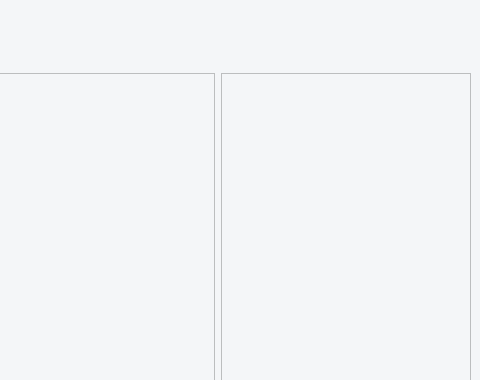
Meliani-Mehdi/simple_qt_sorting_app, file stoking_p.ui: the form before one commit; both pictures show x 800 to 1280 and y 0 to 380 of the 1280 by 720 pixel window.
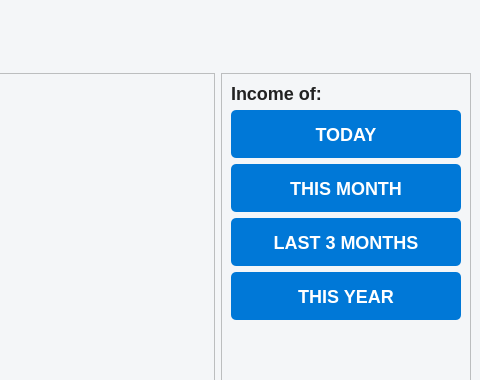
The form after the commit. The open tabs and pages were chosen to show the change.

Commit message: finished the skeleton of project.

```diff
--- a/stoking_p.ui
+++ b/stoking_p.ui
@@ -696,12 +696,123 @@
               <height>16777215</height>
              </size>
             </property>
+            <property name="styleSheet">
+             <string notr="true">QPushButton {
+font-size: 18px;
+font-weight: bold;
+color: #fff;
+}</string>
+            </property>
             <property name="frameShape">
              <enum>QFrame::Shape::StyledPanel</enum>
             </property>
             <property name="frameShadow">
              <enum>QFrame::Shadow::Raised</enum>
             </property>
+            <layout class="QVBoxLayout" name="verticalLayout_3" stretch="0,0,0,0,0,1">
+             <item>
+              <widget class="QLabel" name="label">
+               <property name="styleSheet">
+                <string notr="true">QLabel {
+font-size: 18px;
+font-weight: bold;
+}</string>
+               </property>
+               <property name="text">
+                <string>Income of:</string>
+               </property>
+              </widget>
+             </item>
+             <item>
+              <widget class="QPushButton" name="income_today">
+               <property name="minimumSize">
+                <size>
+                 <width>0</width>
+                 <height>48</height>
+                </size>
+               </property>
+               <property name="maximumSize">
+                <size>
+                 <width>16777215</width>
+                 <height>48</height>
+                </size>
+               </property>
+               <property name="text">
+                <string>TODAY</string>
+               </property>
+              </widget>
+             </item>
+             <item>
+              <widget class="QPushButton" name="income_month">
+               <property name="minimumSize">
+                <size>
+                 <width>0</width>
+                 <height>48</height>
+                </size>
+               </property>
+               <property name="maximumSize">
+                <size>
+                 <width>16777215</width>
+                 <height>48</height>
+                </size>
+               </property>
+               <property name="text">
+                <string>THIS MONTH</string>
+               </property>
+              </widget>
+             </item>
+             <item>
+              <widget class="QPushButton" name="income_3months">
+               <property name="minimumSize">
+                <size>
+                 <width>0</width>
+                 <height>48</height>
+                </size>
+               </property>
+               <property name="maximumSize">
+                <size>
+                 <width>16777215</width>
+                 <height>48</height>
+                </size>
+               </property>
+               <property name="text">
+                <string>LAST 3 MONTHS</string>
+               </property>
+              </widget>
+             </item>
+             <item>
+              <widget class="QPushButton" name="income_year">
+               <property name="minimumSize">
+                <size>
+                 <width>0</width>
+                 <height>48</height>
+                </size>
+               </property>
+               <property name="maximumSize">
+                <size>
+                 <width>16777215</width>
+                 <height>48</height>
+                </size>
+               </property>
+               <property name="text">
+                <string>THIS YEAR</string>
+               </property>
+              </widget>
+             </item>
+             <item>
+              <spacer name="verticalSpacer_7">
+               <property name="orientation">
+                <enum>Qt::Orientation::Vertical</enum>
+               </property>
+               <property name="sizeHint" stdset="0">
+                <size>
+                 <width>20</width>
+                 <height>40</height>
+                </size>
+               </property>
+              </spacer>
+             </item>
+            </layout>
            </widget>
           </item>
          </layout>
```
Left out of the diff: 4 changed lines with no effect on the pictures. The commit also changes 2 other files.
